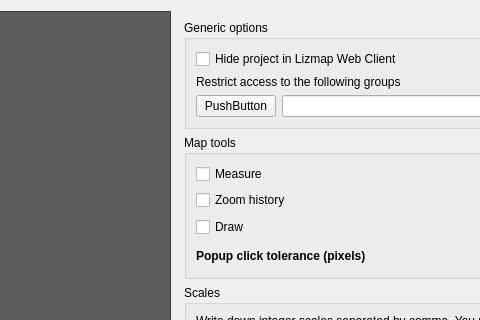
Qt form lizmap/resources/ui/ui_lizmap.ui (3liz/lizmap-plugin) before a commit; both pictures show x 96 to 576 and y 0 to 320 of the 1000 by 800 pixel window.
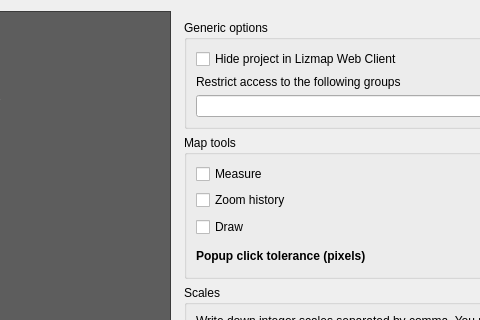
The same form after that commit. Custom widgets are drawn as their Qt base class.

Commit message: Remove unused button

```diff
--- a/lizmap/resources/ui/ui_lizmap.ui
+++ b/lizmap/resources/ui/ui_lizmap.ui
@@ -687,13 +687,6 @@
                   </item>
                   <item>
                    <layout class="QHBoxLayout" name="horizontalLayout_15">
-                    <item>
-                     <widget class="QPushButton" name="help_group">
-                      <property name="text">
-                       <string>PushButton</string>
-                      </property>
-                     </widget>
-                    </item>
                     <item>
                      <widget class="QLineEdit" name="inAcl">
                       <property name="toolTip">
```
